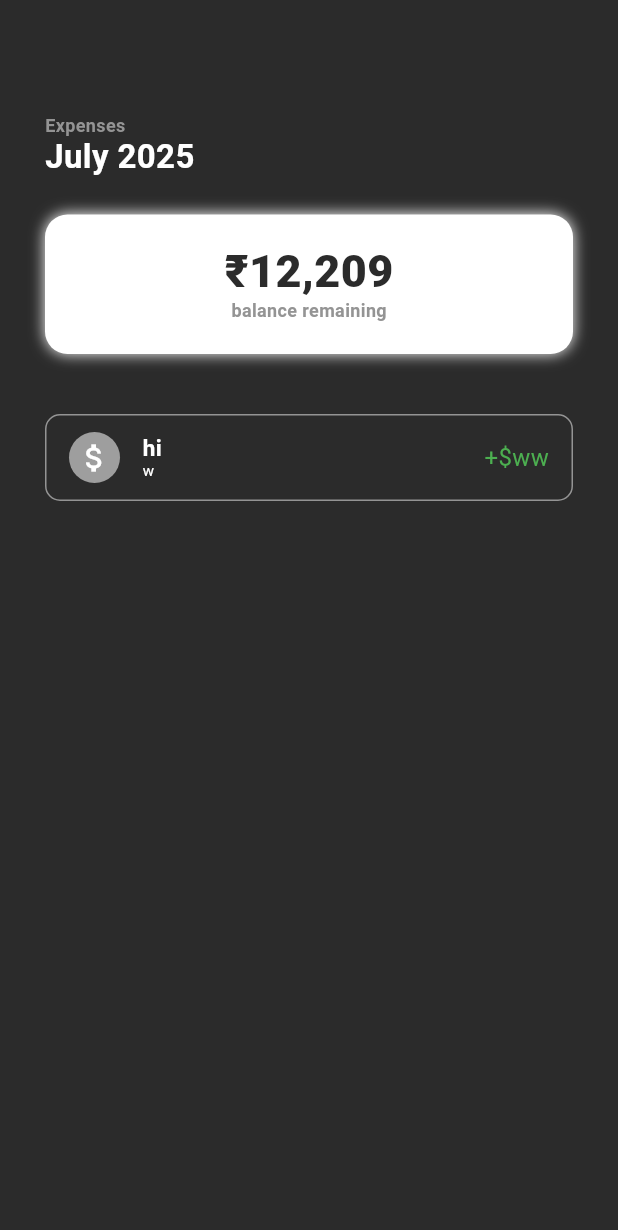
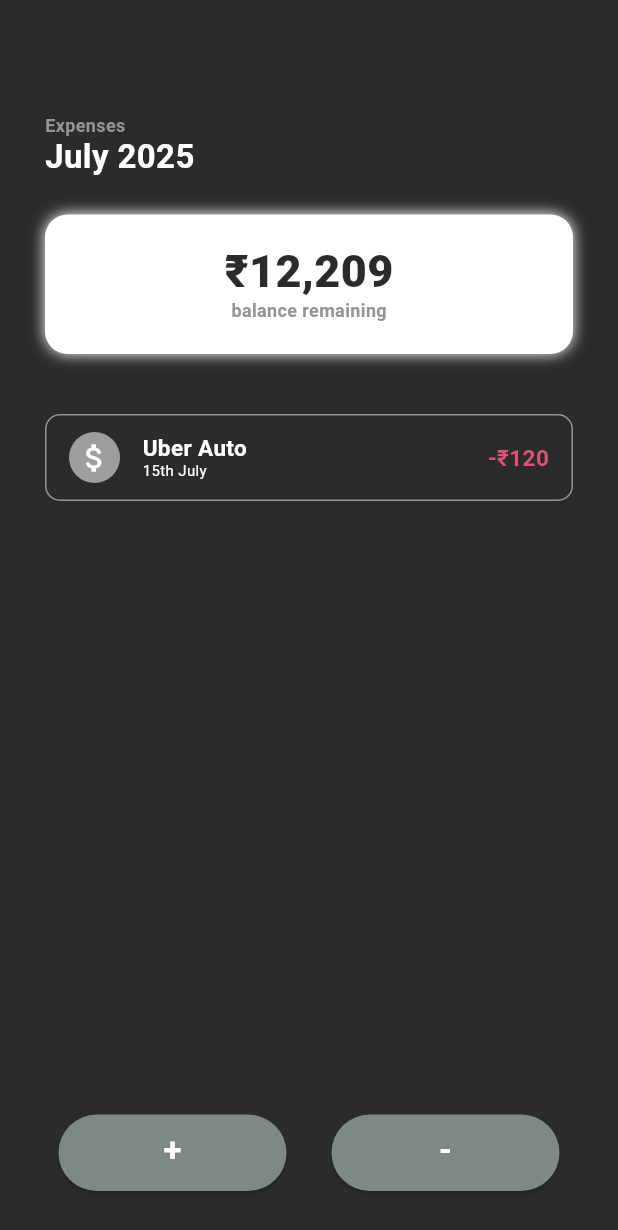
Before and after one commit to NotArchiveData/ExpenseTracker, a Flutter app: the screen it shows after launch, on a phone screen of 412 x 824 dp. Shown: the top 1230 px of the screen. Run offline on Flutter 3.47's test engine with Material 3 defaults, Android fonts, the phone set to English and light mode, and no system bars; Roboto replaces fonts that are missing (SF-Pro).

Commit message:
added + and - buttons

```diff
--- /dev/null
+++ b/lib/buttons.dart
@@ -0,0 +1,55 @@
+import 'package:flutter/material.dart';
+
+class Buttons extends StatelessWidget {
+  const Buttons({super.key});
+
+  @override
+  Widget build(BuildContext context) {
+    return Row(
+      mainAxisAlignment: MainAxisAlignment.center,
+      children: [
+        ElevatedButton(
+          style: ElevatedButton.styleFrom(
+            minimumSize: Size(152, 51),
+            backgroundColor: Color(0xFF7E8987)
+          ),
+          onPressed: (){},
+          child: Text(
+            "+",
+            style: TextStyle(
+              color: Color(0xFFFFFFFF),
+              fontSize: 22,
+              fontWeight: FontWeight.w600,
+            ),
+            textHeightBehavior: TextHeightBehavior(
+                applyHeightToFirstAscent: false,
+                // applyHeightToLastDescent: false,
+              ),
+          ),
+        ),
+
+        SizedBox(width:30),
+
+        ElevatedButton(
+          style: ElevatedButton.styleFrom(
+            minimumSize: Size(152, 51),
+            backgroundColor: Color(0xFF7E8987)
+          ),
+          onPressed: (){},
+          child: Text(
+            "-",
+            style: TextStyle(
+              color: Color(0xFFFFFFFF),
+              fontSize: 22,
+              fontWeight: FontWeight.w600,
+            ),
+            textHeightBehavior: TextHeightBehavior(
+                applyHeightToFirstAscent: false,
+                // applyHeightToLastDescent: false,
+              ),
+          ),
+        ),
+      ],
+    );
+  }
+}
--- a/lib/landingpage.dart
+++ b/lib/landingpage.dart
@@ -1,4 +1,5 @@
 import 'package:expensetracker/balancecard.dart';
+import 'package:expensetracker/buttons.dart';
 import 'package:expensetracker/month.dart';
 import 'package:expensetracker/transactions.dart';
 import 'package:flutter/material.dart';
@@ -16,7 +17,7 @@ class _LandingPageState extends State<LandingPage> {
     return Scaffold(
       backgroundColor: Color(0xFF2b2b2b),
       body: Padding(
-        padding: const EdgeInsets.fromLTRB(30, 0, 30, 0),
+        padding: const EdgeInsets.fromLTRB(30, 0, 30, 30),
         child: Column(
           children: [
             SizedBox(height: 25),
@@ -38,18 +39,18 @@ class _LandingPageState extends State<LandingPage> {
 
             // transactions list
             Transactions(
-              transactionName: "hi",
-              date: "w",
-              money: "ww",
-              expenseOrIncome: "income",
+              transactionName: "Uber Auto",
+              date: "15th July",
+              money: "120",
+              expenseOrIncome: "expense",
             ),
+
             SizedBox(height: 10),
 
+            Spacer(),
 
             // buttons to add stuff
-            Container(
-              height: 100
-            ),
+            Buttons(),
           ],
         ),
       )
--- a/lib/transactions.dart
+++ b/lib/transactions.dart
@@ -78,21 +78,14 @@ class Transactions extends StatelessWidget {
                   ),
                 ],
               ),
-              // Text(
-              //   money,
-              //   style: TextStyle(
-              //     color: Color(0xFFDB5375),
-              //     fontSize: 15,
-              //     fontWeight: FontWeight.w600,
-              //   ),
-              // ),
+
               Text(
-                (expenseOrIncome == 'expense' ? '-' : '+') + '\$' + money,
+                (expenseOrIncome == 'expense' ? '-' : '+') + '₹' + money,
                 style: TextStyle(
-                  //fontWeight: FontWeight.bold,
-                  fontSize: 16,
+                  fontSize: 15,
+                  fontWeight: FontWeight.w600,
                   color:
-                      expenseOrIncome == 'expense' ? Colors.red : Colors.green,
+                      expenseOrIncome == 'expense' ? Color(0xFFDB5375) : Color(0xFF6BBF59),
                 )
               )
             ],
```
Also changed, not shown: lib/main.dart (line endings or trailing spaces).
